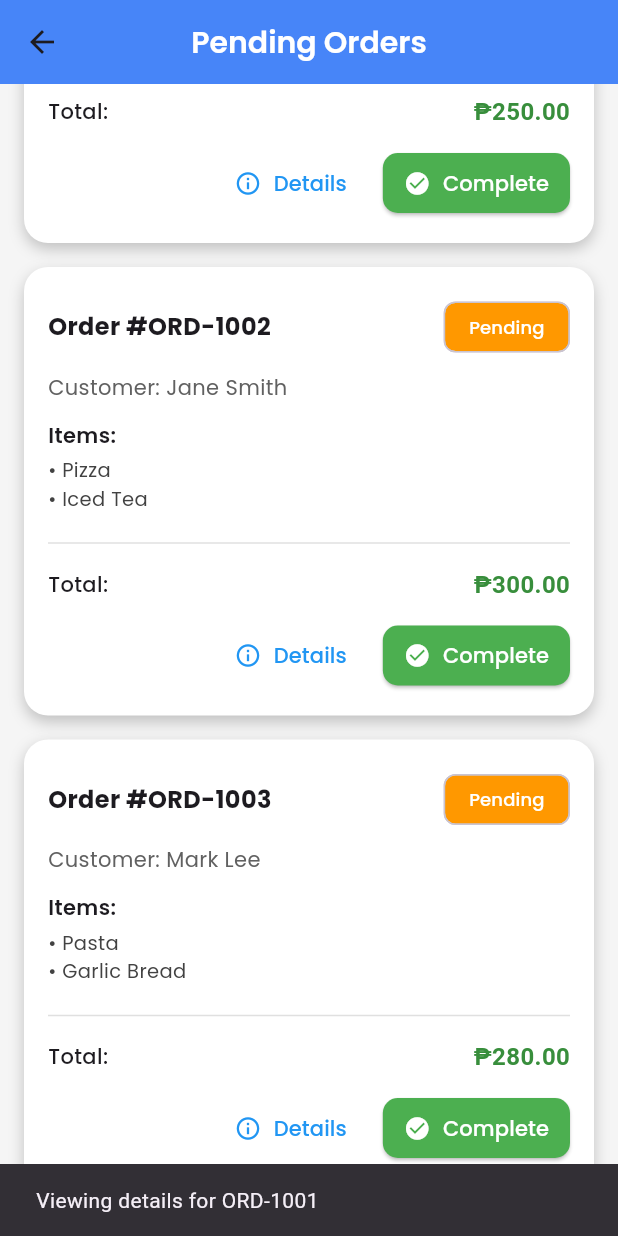
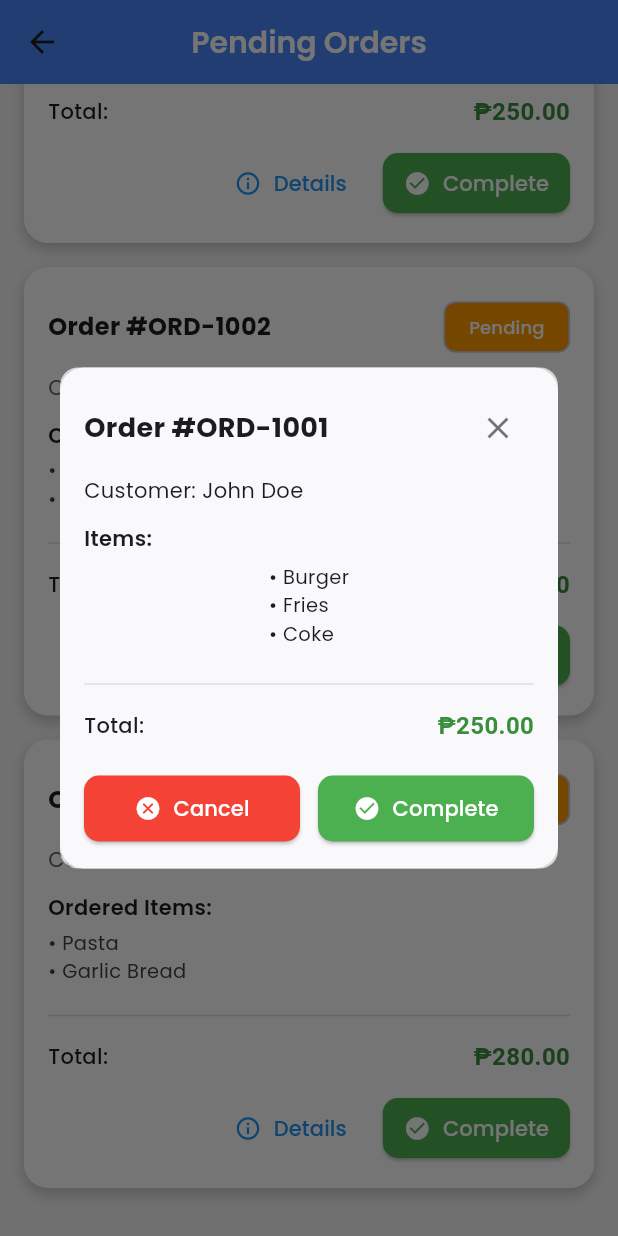
Before and after one commit to kurt0542/quick_pos, a Flutter app: the CashierMobilePendingScreen screen opened directly, scrolled down 228 dp, after a tap on "Details", on a phone screen of 412 x 824 dp. Run offline on Flutter 3.47's test engine with Material 3 defaults, Android fonts, the phone set to English and light mode, and no system bars; our stand-ins replace google_fonts.

Commit message:
added order details dialog

```diff
--- a/lib/presentation/screens/cashier/pending/cashier_mobile_pending_screen.dart
+++ b/lib/presentation/screens/cashier/pending/cashier_mobile_pending_screen.dart
@@ -10,7 +10,8 @@ class CashierMobilePendingScreen extends StatefulWidget {
       _CashierMobilePendingScreenState();
 }
 
-class _CashierMobilePendingScreenState extends State<CashierMobilePendingScreen> {
+class _CashierMobilePendingScreenState
+    extends State<CashierMobilePendingScreen> {
   List<Map<String, dynamic>> pendingOrders = [
     {
       "orderId": "ORD-1001",
@@ -35,13 +36,21 @@ class _CashierMobilePendingScreenState extends State<CashierMobilePendingScreen>
     },
   ];
 
-  void markOrderComplete(int index) {
+  void _removeOrder(int index, {required bool completed}) {
     final order = pendingOrders[index];
     setState(() {
       pendingOrders.removeAt(index);
     });
+
     ScaffoldMessenger.of(context).showSnackBar(
-      SnackBar(content: Text("Order ${order['orderId']} marked complete")),
+      SnackBar(
+        content: Text(
+          completed
+              ? "Order ${order['orderId']} marked complete"
+              : "Order ${order['orderId']} cancelled",
+        ),
+        backgroundColor: completed ? Colors.green : Colors.red,
+      ),
     );
   }
 
@@ -79,7 +88,8 @@ class _CashierMobilePendingScreenState extends State<CashierMobilePendingScreen>
           final order = pendingOrders[index];
           return PendingOrderCard(
             order: order,
-            onComplete: () => markOrderComplete(index),
+            onComplete: () => _removeOrder(index, completed: true),
+            onCancel: () => _removeOrder(index, completed: false),
           );
         },
       ),
--- /dev/null
+++ b/lib/presentation/widgets/order_details_dialog.dart
@@ -0,0 +1,158 @@
+import 'package:flutter/material.dart';
+import 'package:google_fonts/google_fonts.dart';
+
+class OrderDetailsDialog extends StatelessWidget {
+  final Map<String, dynamic> order;
+  final VoidCallback? onCancel;
+  final VoidCallback? onComplete;
+
+  const OrderDetailsDialog({
+    super.key,
+    required this.order,
+    this.onCancel,
+    this.onComplete,
+  });
+
+  @override
+  Widget build(BuildContext context) {
+    return Dialog(
+      shape: RoundedRectangleBorder(borderRadius: BorderRadius.circular(16)),
+      child: Container(
+        padding: const EdgeInsets.all(16),
+        decoration: BoxDecoration(
+          borderRadius: BorderRadius.circular(12),
+          color: Colors.white70,
+        ),
+        constraints: const BoxConstraints(maxHeight: 500, maxWidth: 350),
+        child: Column(
+          mainAxisSize: MainAxisSize.min,
+          children: [
+            Row(
+              mainAxisAlignment: MainAxisAlignment.spaceBetween,
+              children: [
+                Text(
+                  "Order #${order['orderId']}",
+                  style: GoogleFonts.poppins(
+                    fontWeight: FontWeight.bold,
+                    fontSize: 18,
+                  ),
+                ),
+                IconButton(
+                  icon: const Icon(Icons.close, color: Colors.black54),
+                  onPressed: () => Navigator.pop(context),
+                ),
+              ],
+            ),
+
+            const SizedBox(height: 8),
+            Align(
+              alignment: Alignment.centerLeft,
+              child: Text(
+                "Customer: ${order['customer']}",
+                style: GoogleFonts.poppins(fontSize: 14),
+              ),
+            ),
+            const SizedBox(height: 12),
+
+            Align(
+              alignment: Alignment.centerLeft,
+              child: Text(
+                "Items:",
+                style: GoogleFonts.poppins(
+                  fontWeight: FontWeight.w600,
+                  fontSize: 14,
+                ),
+              ),
+            ),
+            const SizedBox(height: 6),
+            Column(
+              crossAxisAlignment: CrossAxisAlignment.start,
+              children: (order['items'] as List<String>)
+                  .map(
+                    (item) => Text(
+                  "• $item",
+                  style: GoogleFonts.poppins(fontSize: 13),
+                ),
+              )
+                  .toList(),
+            ),
+
+            const SizedBox(height: 16),
+            Divider(color: Colors.grey[300]),
+            const SizedBox(height: 8),
+
+            Row(
+              mainAxisAlignment: MainAxisAlignment.spaceBetween,
+              children: [
+                Text(
+                  "Total:",
+                  style: GoogleFonts.poppins(
+                    fontWeight: FontWeight.w500,
+                    fontSize: 14,
+                  ),
+                ),
+                Text(
+                  "₱${(order['total'] as num).toStringAsFixed(2)}",
+                  style: TextStyle(
+                    fontWeight: FontWeight.bold,
+                    fontSize: 16,
+                    color: Colors.green[700],
+                  ),
+                ),
+              ],
+            ),
+
+            const SizedBox(height: 20),
+
+            Row(
+              mainAxisAlignment: MainAxisAlignment.spaceBetween,
+              children: [
+                Expanded(
+                  child: ElevatedButton.icon(
+                    onPressed: () {
+                      Navigator.pop(context);
+                      if (onCancel != null) onCancel!();
+                    },
+                    icon: const Icon(Icons.cancel, color: Colors.white, size: 18),
+                    label: Text(
+                      "Cancel",
+                      style: GoogleFonts.poppins(color: Colors.white),
+                    ),
+                    style: ElevatedButton.styleFrom(
+                      backgroundColor: Colors.red,
+                      shape: RoundedRectangleBorder(
+                        borderRadius: BorderRadius.circular(10),
+                      ),
+                      padding: const EdgeInsets.symmetric(vertical: 12),
+                    ),
+                  ),
+                ),
+                const SizedBox(width: 12),
+                Expanded(
+                  child: ElevatedButton.icon(
+                    onPressed: () {
+                      Navigator.pop(context);
+                      if (onComplete != null) onComplete!();
+                    },
+                    icon: const Icon(Icons.check_circle, color: Colors.white, size: 18),
+                    label: Text(
+                      "Complete",
+                      style: GoogleFonts.poppins(color: Colors.white),
+                    ),
+                    style: ElevatedButton.styleFrom(
+                      backgroundColor: Colors.green,
+                      shape: RoundedRectangleBorder(
+                        borderRadius: BorderRadius.circular(10),
+                      ),
+                      padding: const EdgeInsets.symmetric(vertical: 12),
+                    ),
+                  ),
+                ),
+              ],
+            ),
+          ],
+        ),
+      ),
+    );
+  }
+}
--- a/lib/presentation/widgets/pending_order_card.dart
+++ b/lib/presentation/widgets/pending_order_card.dart
@@ -1,14 +1,18 @@
 import 'package:flutter/material.dart';
 import 'package:google_fonts/google_fonts.dart';
+
+import 'order_details_dialog.dart';
 
 class PendingOrderCard extends StatelessWidget {
   final Map<String, dynamic> order;
   final VoidCallback onComplete;
+  final VoidCallback onCancel;
 
   const PendingOrderCard({
     super.key,
     required this.order,
     required this.onComplete,
+    required this.onCancel,
   });
 
   @override
@@ -54,18 +58,14 @@ class PendingOrderCard extends StatelessWidget {
                 ),
               ],
             ),
-
             const SizedBox(height: 6),
-
             Text(
               "Customer: ${order['customer']}",
               style: GoogleFonts.poppins(fontSize: 14, color: Colors.grey[700]),
             ),
-
             const SizedBox(height: 12),
-
             Text(
-              "Items:",
+              "Ordered Items:",
               style: GoogleFonts.poppins(
                 fontWeight: FontWeight.w600,
                 fontSize: 14,
@@ -86,11 +86,9 @@ class PendingOrderCard extends StatelessWidget {
                   )
                   .toList(),
             ),
-
             const SizedBox(height: 12),
             Divider(color: Colors.grey[300]),
             const SizedBox(height: 8),
-
             Row(
               mainAxisAlignment: MainAxisAlignment.spaceBetween,
               children: [
@@ -111,19 +109,18 @@ class PendingOrderCard extends StatelessWidget {
                 ),
               ],
             ),
-
             const SizedBox(height: 12),
-
             Row(
               mainAxisAlignment: MainAxisAlignment.end,
               children: [
                 TextButton.icon(
                   onPressed: () {
-                    ScaffoldMessenger.of(context).showSnackBar(
-                      SnackBar(
-                        content: Text(
-                          "Viewing details for ${order['orderId']}",
-                        ),
+                    showDialog(
+                      context: context,
+                      builder: (context) => OrderDetailsDialog(
+                        order: order,
+                        onCancel: onCancel,
+                        onComplete: onComplete,
                       ),
                     );
                   },
```
